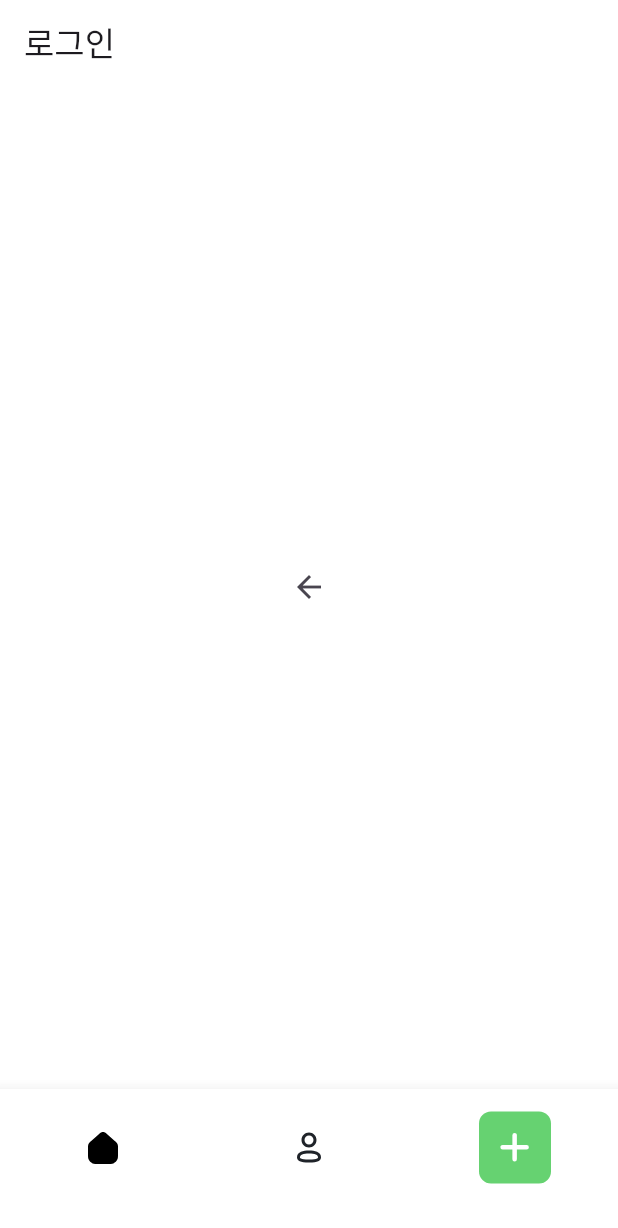
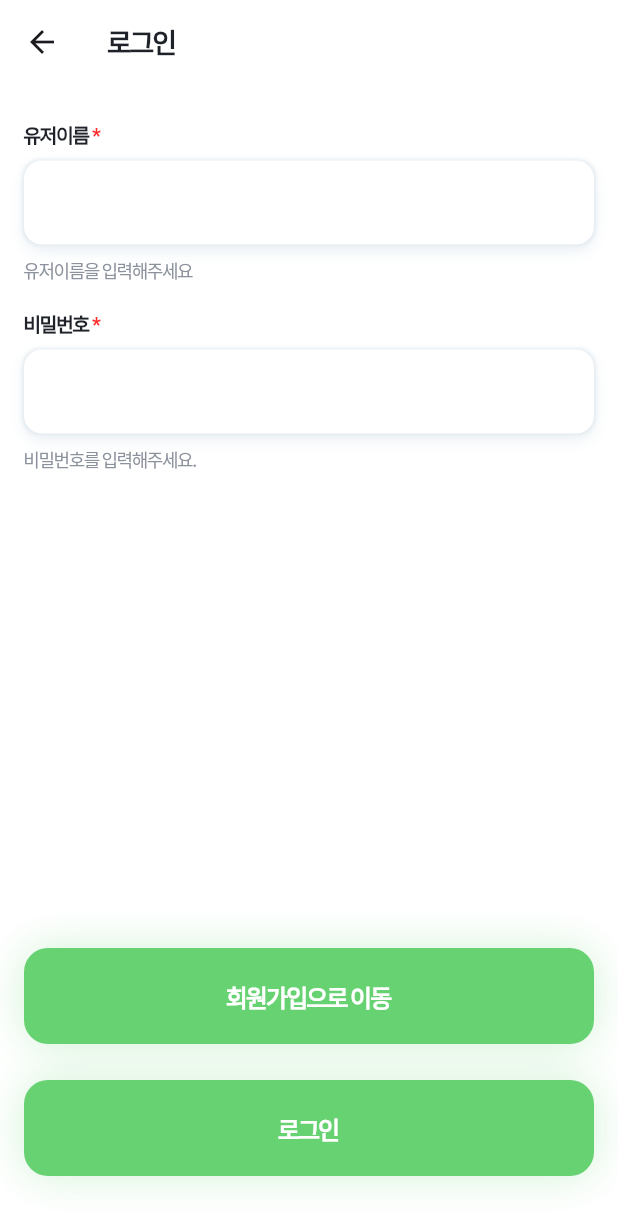
Before and after one commit to dawnfire05/happit-flutter, a Flutter app: the screen it shows after launch, item 2 of the bottom bar chosen, on a phone screen of 412 x 824 dp. Shown: the top 1228 px of the screen. Run offline on Flutter 3.47's test engine with Material 3 defaults, Android fonts, the phone set to English and light mode, and no system bars; our stand-ins replace dio, firebase_core, firebase_messaging, flutter_bloc, flutter_local_notifications, flutter_svg and 3 more; accounts and stored records are empty; generated files the repository leaves out were written again; Roboto replaces fonts that are missing (NotoSansKR); project files that could hold a hidden picture were left out.

Commit message:
feat: sign in and sign up screen

```diff
--- a/lib/app/modules/auth/presentation/screens/login_screen.dart
+++ /dev/null
@@ -1,27 +0,0 @@
-import 'package:flutter/material.dart';
-import 'package:happit_flutter/app/modules/common/presentation/widget/bottom_navigation_bar.dart';
-
-class LoginScreen extends StatelessWidget {
-  const LoginScreen({super.key});
-
-  @override
-  Widget build(BuildContext context) {
-    return Scaffold(
-      appBar: AppBar(
-        title: const Text('로그인'),
-      ),
-      body: Center(
-        child: IconButton(
-          onPressed: () {
-            Navigator.pop(
-              context,
-              // MaterialPageRoute(builder: (context) => const Home()),
-            );
-          },
-          icon: const Icon(Icons.arrow_back),
-        ),
-      ),
-      bottomNavigationBar: const MyBottomNavigationBar(),
-    );
-  }
-}
--- /dev/null
+++ b/lib/app/modules/auth/presentation/screens/sign_in_screen.dart
@@ -0,0 +1,83 @@
+import 'package:flutter/material.dart';
+import 'package:happit_flutter/app/modules/common/presentation/widget/main_button.dart';
+import 'package:happit_flutter/app/modules/habit/presentation/widget/input_text_widget.dart';
+import 'package:happit_flutter/routes/routes.dart';
+import 'package:happit_flutter/values/palette.dart';
+
+class SignInScreen extends StatefulWidget {
+  const SignInScreen({super.key});
+
+  @override
+  State<SignInScreen> createState() => _SignInScreenState();
+}
+
+class _SignInScreenState extends State<SignInScreen> {
+  final TextEditingController _userNameController = TextEditingController();
+  final TextEditingController _passwordController = TextEditingController();
+  final FocusNode _userNameFocusNode = FocusNode();
+  final FocusNode _passwordFocusNode = FocusNode();
+
+  @override
+  void dispose() {
+    _userNameController.dispose();
+    _passwordController.dispose();
+    super.dispose();
+  }
+
+  @override
+  Widget build(BuildContext context) {
+    return Scaffold(
+        appBar: AppBar(
+          title: const Text(
+            '로그인',
+            style: TextStyle(
+              color: Palette.black100,
+              fontSize: 18,
+              fontFamily: 'Noto Sans KR',
+              fontWeight: FontWeight.w700,
+              height: 0,
+              letterSpacing: -1.44,
+            ),
+          ),
+        ),
+        body: Padding(
+          padding: const EdgeInsets.fromLTRB(16, 24, 16, 40),
+          child: Column(
+            mainAxisAlignment: MainAxisAlignment.spaceBetween,
+            children: [
+              Column(
+                children: [
+                  InputTextWidget.full(
+                    controller: _userNameController,
+                    focusNode: _userNameFocusNode,
+                    label: '유저이름',
+                    informationText: '유저이름을 입력해주세요',
+                    hintText: '',
+                    necessary: true,
+                  ),
+                  const SizedBox(height: 18),
+                  InputTextWidget.full(
+                    controller: _passwordController,
+                    focusNode: _passwordFocusNode,
+                    label: '비밀번호',
+                    informationText: '비밀번호를 입력해주세요.',
+                    hintText: '',
+                    necessary: true,
+                  ),
+                ],
+              ),
+              Column(
+                children: [
+                  MainButton(
+                    text: '회원가입으로 이동',
+                    onPressed: () => const SignUpRoute().go(context),
+                  ),
+                  const SizedBox(height: 24),
+                  MainButton(text: '로그인', onPressed: () {}),
+                ],
+              )
+            ],
+          ),
+        ));
+  }
+}
--- a/lib/app/modules/common/presentation/widget/bottom_navigation_bar.dart
+++ b/lib/app/modules/common/presentation/widget/bottom_navigation_bar.dart
@@ -22,7 +22,7 @@ class MyBottomNavigationBar extends StatelessWidget {
         BottomNavigationBarItem(
           icon: IconButton(
             icon: SvgPicture.asset('assets/icons/profile-outline.svg'),
-            onPressed: () => const AuthRoute().go(context),
+            onPressed: () => const SignInRoute().go(context),
           ),
           label: '',
         ),
--- a/lib/app/modules/common/presentation/widget/main_button.dart
+++ b/lib/app/modules/common/presentation/widget/main_button.dart
@@ -1,17 +1,24 @@
 import 'package:flutter/material.dart';
+import 'package:happit_flutter/values/palette.dart';
 
 class MainButton extends StatelessWidget {
-  const MainButton({super.key, this.onPressed, required this.text});
+  const MainButton({
+    super.key,
+    this.onPressed,
+    required this.text,
+    this.color,
+  });
 
   final VoidCallback? onPressed;
   final String text;
+  final Color? color;
 
   @override
   Widget build(BuildContext context) {
     return Container(
       height: 64,
       decoration: ShapeDecoration(
-          color: const Color(0xff66D271),
+          color: color ?? Palette.primary,
           shape: RoundedRectangleBorder(
             borderRadius: BorderRadius.circular(16),
           ),
--- a/lib/app/modules/habit/presentation/screen/habit_creating_screen.dart
+++ b/lib/app/modules/habit/presentation/screen/habit_creating_screen.dart
@@ -92,13 +92,13 @@ class _AddHabitScreenState extends State<HabitCreatingScreen> {
                 children: [
                   Column(
                     children: [
-                      InputTextWidget(
+                      InputTextWidget.basic(
                         controller: _habitNameController,
                         focusNode: _habitNameFocusNode,
                         hintText: '추가할 습관을 입력해주세요',
                       ),
                       const SizedBox(height: 20),
-                      InputTextWidget(
+                      InputTextWidget.basic(
                         controller: _habitDescriptionController,
                         focusNode: _habitDescriptionFocusNode,
                         hintText: '설명을 입력해주세요',
--- a/lib/app/modules/habit/presentation/widget/input_text_widget.dart
+++ b/lib/app/modules/habit/presentation/widget/input_text_widget.dart
@@ -1,16 +1,32 @@
 import 'package:flutter/material.dart';
+import 'package:happit_flutter/values/palette.dart';
 
 class InputTextWidget extends StatefulWidget {
-  const InputTextWidget({
+  final String? label;
+  final bool necessary;
+  final String? informationText;
+  final String hintText;
+  final TextEditingController? controller;
+  final FocusNode? focusNode;
+
+  const InputTextWidget.basic({
     super.key,
     required this.hintText,
     this.controller,
     this.focusNode,
+  })  : label = null,
+        informationText = null,
+        necessary = false;
+
+  const InputTextWidget.full({
+    super.key,
+    required this.label,
+    this.necessary = false,
+    required this.informationText,
+    required this.hintText,
+    this.controller,
+    this.focusNode,
   });
-
-  final String hintText;
-  final TextEditingController? controller;
-  final FocusNode? focusNode;
 
   @override
   State<InputTextWidget> createState() => _InputTextWidgetState();
@@ -55,15 +71,42 @@ class _InputTextWidgetState extends State<InputTextWidget> {
     super.dispose();
   }
 
-  void _handleFocusChange() {
-    setState(() {
-      isFocused = widget.focusNode?.hasFocus ?? false;
-    });
-  }
+  void _handleFocusChange() =>
+      setState(() => isFocused = widget.focusNode?.hasFocus ?? false);
+
+  TextStyle style = const TextStyle(
+    color: Palette.black100,
+    fontSize: 13,
+    fontFamily: 'Noto Sans KR',
+    fontWeight: FontWeight.w700,
+    letterSpacing: -1.04,
+  );
 
   @override
   Widget build(BuildContext context) {
-    return Container(
+    return Column(
+      crossAxisAlignment: CrossAxisAlignment.start,
+      children: [
+        if (widget.label != null)
+          Column(
+            children: [
+              RichText(
+                  text: widget.necessary
+                      ? TextSpan(
+                          style: style,
+                          children: [
+                            TextSpan(text: widget.label!),
+                            const TextSpan(
+                              text: ' *',
+                              style: TextStyle(color: Palette.error),
+                            )
+                          ],
+                        )
+                      : TextSpan(style: style, text: widget.label!)),
+              const SizedBox(height: 8),
+            ],
+          ),
+        Container(
           height: 56,
           padding: const EdgeInsets.symmetric(horizontal: 16, vertical: 0),
           decoration: ShapeDecoration(
@@ -71,7 +114,8 @@ class _InputTextWidgetState extends State<InputTextWidget> {
             shape: RoundedRectangleBorder(
               side: BorderSide(
                   width: 2,
-              color: isFocused ? const Color(0xFF66D271) : Colors.transparent),
+                  color:
+                      isFocused ? const Color(0xFF66D271) : Colors.transparent),
               borderRadius: BorderRadius.circular(12),
             ),
             shadows: isFocused ? focus : done,
@@ -102,6 +146,24 @@ class _InputTextWidgetState extends State<InputTextWidget> {
               ),
             ],
           ),
+        ),
+        if (widget.informationText != null)
+          Column(
+            children: [
+              const SizedBox(height: 8),
+              Text(
+                widget.informationText!,
+                style: const TextStyle(
+                  color: Color(0xFF8C929D),
+                  fontSize: 12,
+                  fontFamily: 'Noto Sans KR',
+                  fontWeight: FontWeight.w400,
+                  letterSpacing: -0.96,
+                ),
+              ),
+            ],
+          )
+      ],
     );
   }
 }
--- a/lib/routes/habit_routes.dart
+++ b/lib/routes/habit_routes.dart
@@ -1,10 +1,10 @@
 part of 'routes.dart';
 
 @TypedGoRoute<HabitListRoute>(
-  path: '/habit',
+  path: '/',
   routes: <TypedGoRoute<GoRouteData>>[
-    TypedGoRoute<HabitAddRoute>(path: 'creating'),
-    TypedGoRoute<HabitAddedRoute>(path: 'created'),
+    TypedGoRoute<HabitAddRoute>(path: 'habit/creating'),
+    TypedGoRoute<HabitAddedRoute>(path: 'habit/created'),
   ],
 )
 class HabitListRoute extends GoRouteData {
--- a/lib/routes/routes.dart
+++ b/lib/routes/routes.dart
@@ -1,7 +1,8 @@
 import 'package:flutter/foundation.dart';
 import 'package:flutter/material.dart';
 import 'package:go_router/go_router.dart';
-import 'package:happit_flutter/app/modules/auth/presentation/screens/login_screen.dart';
+import 'package:happit_flutter/app/modules/auth/presentation/screens/sign_in_screen.dart';
+import 'package:happit_flutter/app/modules/auth/presentation/screens/sign_up_screen.dart';
 import 'package:happit_flutter/app/modules/habit/presentation/screen/habit_created_screen.dart';
 import 'package:happit_flutter/app/modules/habit/presentation/screen/habit_creating_screen.dart';
 import 'package:happit_flutter/app/modules/habit/presentation/screen/habit_list_screen.dart';
--- a/lib/values/palette.dart
+++ b/lib/values/palette.dart
@@ -2,7 +2,9 @@ import 'dart:ui';
 
 abstract class Palette {
   Palette._();
+  static const primary = Color(0xff66D271);
   static const white = Color(0xFFFFFFFF);
   static const black20 = Color(0xFFF0F2F6);
   static const black100 = Color(0xFF1F2329);
+  static const error = Color(0xFFFE2929);
 }
```
Also changed, not shown: lib/app/modules/auth/presentation/screens/sign_up_screen.dart (added, +97 -0 lines), lib/routes/auth_routes.dart (+26 -2 lines), lib/routes/routes.g.dart. Lines whose indentation alone changed are shown as unchanged.
